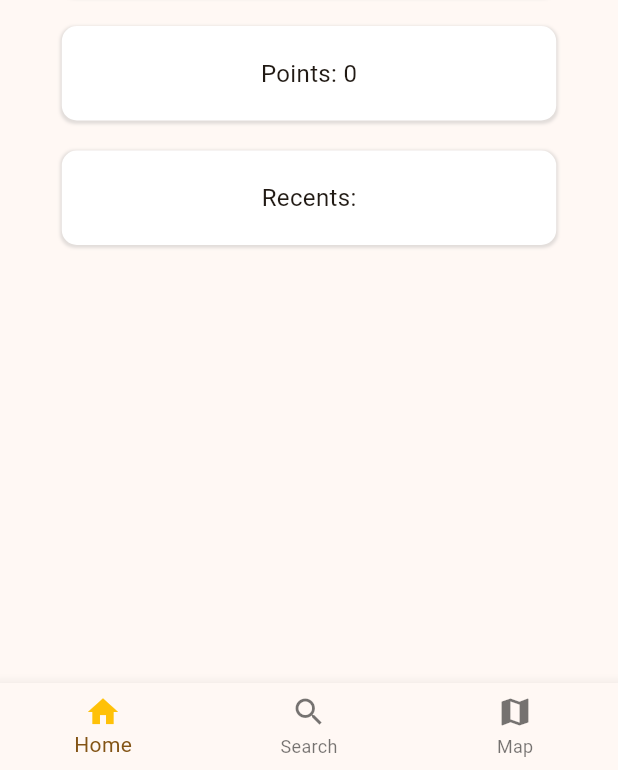
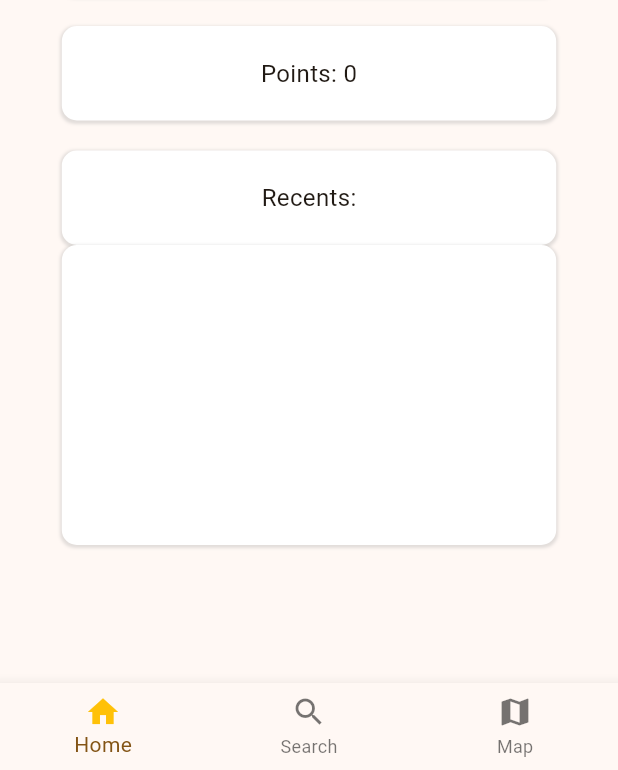
Before and after one commit to icecoldsprite1/SLUGarbage, a Flutter app: the MyHomePage screen opened directly, on a phone screen of 412 x 824 dp, the part 466-1236 px from its top. Run offline on Flutter 3.47's test engine with Material 3 defaults, Android fonts, the light colour scheme and no system bars; missing offline and left inert: flutter_osm_plugin.

Commit message:
added recents tab

```diff
--- a/lib/home_page.dart
+++ b/lib/home_page.dart
@@ -29,7 +29,13 @@ class HomePage extends StatelessWidget {
       const SizedBox(height: 20),
       HomePageContainer(text: 'Points: ${appState.points}'),
       const SizedBox(height: 20),
-      const HomePageContainer(text: 'Recents:'),
+      const Column(
+        crossAxisAlignment: CrossAxisAlignment.start,
+        children: [
+          HomePageContainer(text: 'Recents:'),
+          SizedBox(height: 200, child: Recents()),
+        ],
+      )
     ]);
   }
 }
@@ -61,3 +67,38 @@ class HomePageContainer extends StatelessWidget {
         child: Center(child: Text(text, style: const TextStyle(fontSize: 16))));
   }
 }
+
+class Recents extends StatelessWidget {
+  const Recents({super.key});
+
+  @override
+  Widget build(BuildContext context) {
+    var appState = context.watch<MyAppState>();
+    var stuff = appState.recents;
+    double screenWidth = MediaQuery.of(context).size.width;
+    double margin = screenWidth * 0.1;
+    return Container(
+      margin: EdgeInsets.symmetric(horizontal: margin),
+      padding: const EdgeInsets.all(20),
+      decoration: BoxDecoration(
+        color: Colors.white,
+        borderRadius: BorderRadius.circular(10),
+        boxShadow: [
+          BoxShadow(
+            color: Colors.grey.withOpacity(0.3),
+            spreadRadius: 1,
+            blurRadius: 1,
+            offset: const Offset(0, 1),
+          ),
+        ],
+      ),
+      child: ListView.builder(
+        reverse: true,
+        itemCount: stuff.length,
+        itemBuilder: ((context, index) {
+          return ListTile(title: Text(stuff[index]));
+        }),
+      ),
+    );
+  }
+}
```
Also changed, not shown: lib/main.dart (+11 -5 lines), pubspec.lock, 3 other files.
